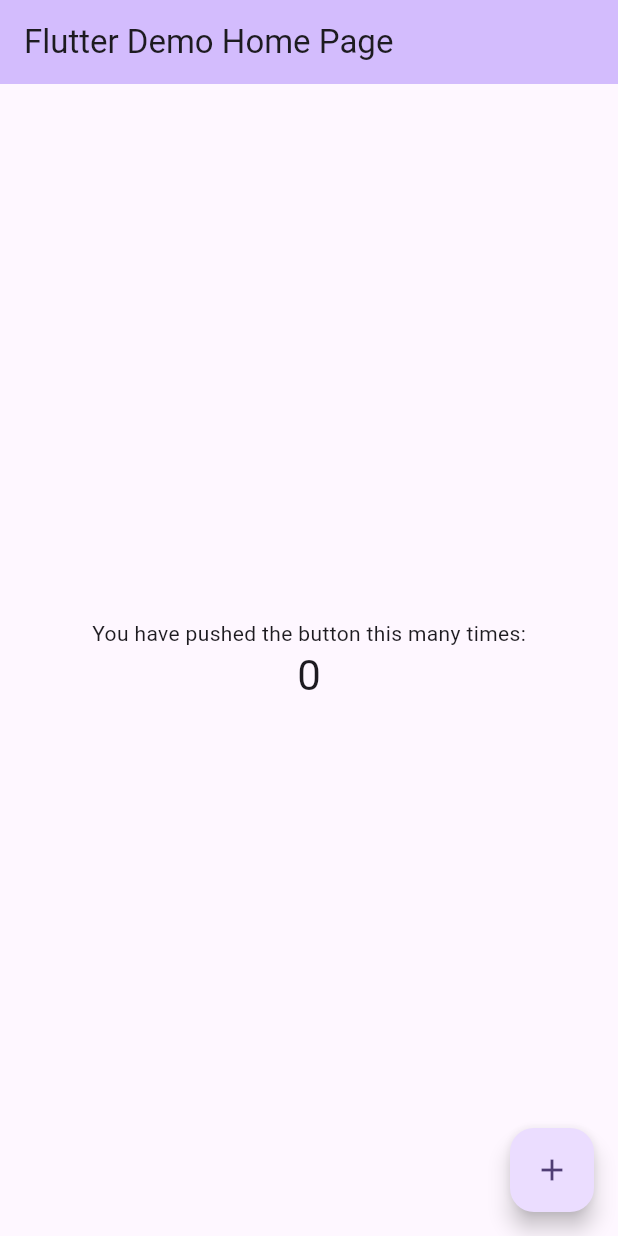
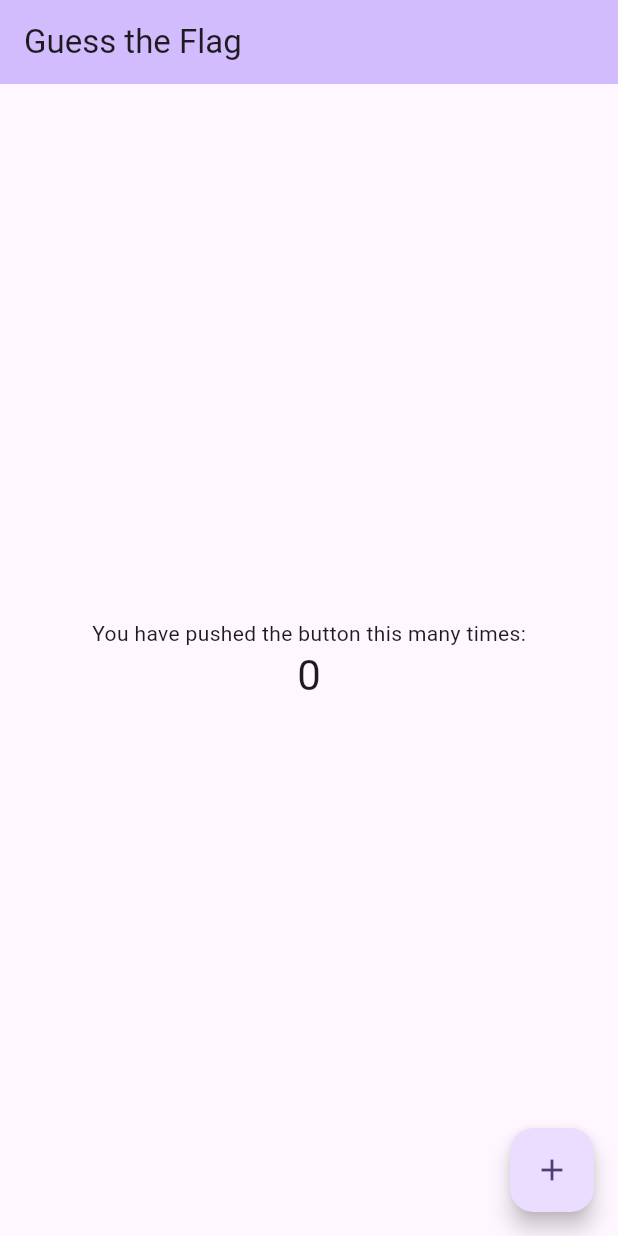
Before and after one commit to naudebrandon/flag_quiz, a Flutter app: the screen it shows after launch, on a phone screen of 412 x 824 dp. Run offline on Flutter 3.47's test engine with Material 3 defaults, Android fonts, the phone set to English and light mode, and no system bars.

Commit message:
update main.dart

```diff
--- a/lib/main.dart
+++ b/lib/main.dart
@@ -31,7 +31,7 @@ class MyApp extends StatelessWidget {
         colorScheme: ColorScheme.fromSeed(seedColor: Colors.deepPurple),
         useMaterial3: true,
       ),
-      home: const MyHomePage(title: 'Flutter Demo Home Page'),
+      home: const MyHomePage(title: 'Guess the Flag'),
     );
   }
 }
```
